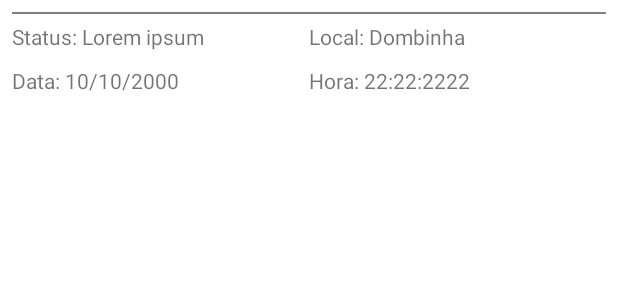
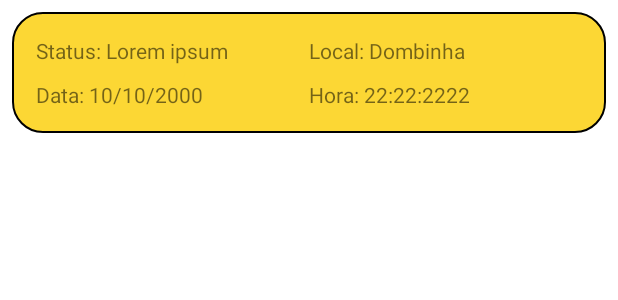
Before and after one commit to apollodaniel/consulta_correios, an Android app: the layout status_adapter.xml on its own in the app's theme, with its tools: preview values and no code run, on a phone screen of 412 x 824 dp. Shown: the top 300 px of the screen. Run offline under Robolectric (Android 15) with nearby library versions, the phone set to English and light mode, and no system bars.

Commit message:
Changed base appareance of status adapter.xml (development)

```diff
--- /dev/null
+++ b/app/src/main/res/drawable/status_item_round.xml
@@ -0,0 +1,6 @@
+<?xml version="1.0" encoding="utf-8"?>
+<shape xmlns:android="http://schemas.android.com/apk/res/android">
+    <solid android:color="@color/primary"/>
+    <stroke android:color="@color/black" android:width="1dp"/>
+    <corners android:radius="20dp"/>
+</shape>
--- a/app/src/main/res/layout/status_adapter.xml
+++ b/app/src/main/res/layout/status_adapter.xml
@@ -7,13 +7,12 @@
     android:gravity="center"
     android:padding="8dp">
 
-    <View
-        android:id="@+id/line_separator"
+    <LinearLayout
         android:layout_width="match_parent"
-        android:layout_height="1dp"
-        android:background="#808080"
-        android:layout_marginBottom="5dp"/>
-
+        android:layout_height="wrap_content"
+        android:orientation="vertical"
+        android:background="@drawable/status_item_round"
+        android:padding="16dp">
         <LinearLayout
             android:layout_width="match_parent"
             android:layout_height="match_parent"
@@ -42,7 +41,6 @@
             android:layout_height="match_parent"
             android:layout_marginTop="10dp"
             android:orientation="horizontal">
-
             <TextView
                 android:id="@+id/custom_adapter_txt_data"
                 android:layout_width="0dp"
@@ -50,7 +48,6 @@
                 android:layout_weight="1"
                 android:text="Data: 10/10/2000"
                 tools:ignore="HardcodedText" />
-
             <TextView
                 android:id="@+id/custom_adapter_txt_hora"
                 android:layout_width="0dp"
@@ -59,6 +56,5 @@
                 android:text="Hora: 22:22:2222"
                 tools:ignore="HardcodedText" />
         </LinearLayout>
-
-
     </LinearLayout>
+</LinearLayout>
```
Lines whose indentation alone changed are shown as unchanged.
